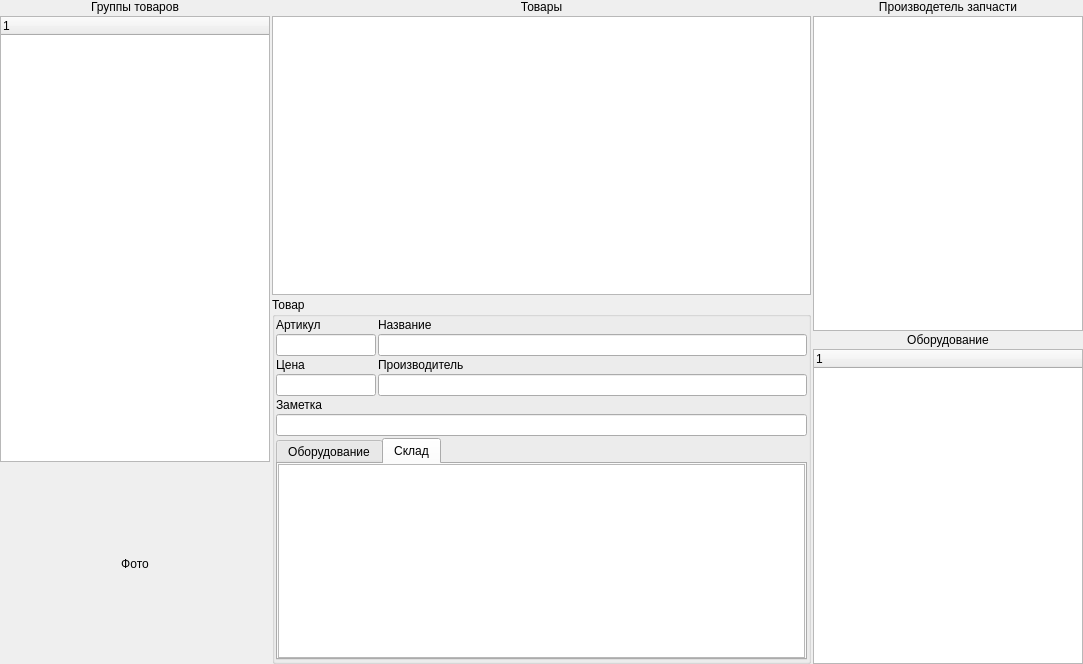
Old version of the form ui/product_catalog.ui in the repository Meller008/kara.
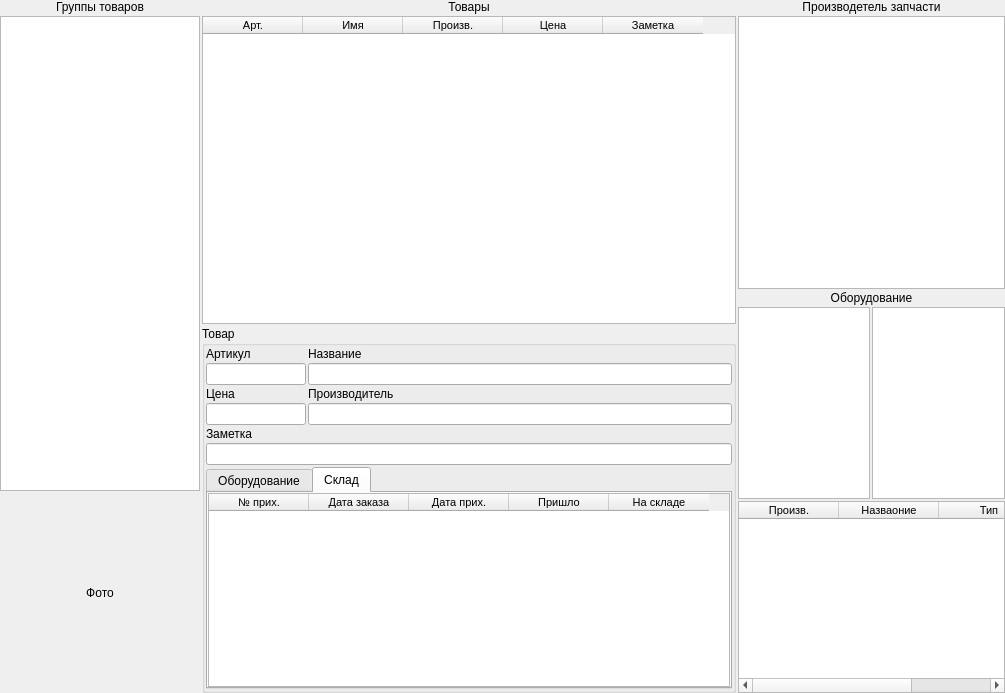
New version of the form. The open tabs and pages were chosen to show the change.

Patch:
```diff
--- a/ui/product_catalog.ui
+++ b/ui/product_catalog.ui
@@ -6,8 +6,8 @@
    <rect>
     <x>0</x>
     <y>0</y>
-    <width>1083</width>
-    <height>664</height>
+    <width>1005</width>
+    <height>693</height>
    </rect>
   </property>
   <property name="windowTitle">
@@ -31,7 +31,7 @@
      <number>2</number>
     </property>
     <item row="0" column="0">
-     <layout class="QHBoxLayout" name="horizontalLayout" stretch="1,2,1">
+     <layout class="QHBoxLayout" name="horizontalLayout" stretch="1,4,2">
       <property name="spacing">
        <number>2</number>
       </property>
@@ -51,10 +51,25 @@
          </widget>
         </item>
         <item>
-         <widget class="QTreeWidget" name="treeWidget_2">
+         <widget class="QTreeWidget" name="tw_tree_product">
+          <property name="font">
+           <font>
+            <family>Tahoma</family>
+            <pointsize>8</pointsize>
+           </font>
+          </property>
+          <property name="editTriggers">
+           <set>QAbstractItemView::NoEditTriggers</set>
+          </property>
+          <property name="animated">
+           <bool>true</bool>
+          </property>
+          <property name="headerHidden">
+           <bool>true</bool>
+          </property>
           <column>
            <property name="text">
-            <string notr="true">1</string>
+            <string notr="true">Категории</string>
            </property>
           </column>
          </widget>
@@ -90,7 +105,63 @@
          </widget>
         </item>
         <item>
-         <widget class="QTableWidget" name="tableWidget_7"/>
+         <widget class="QTableWidget" name="tw_poduct">
+          <property name="sizePolicy">
+           <sizepolicy hsizetype="Expanding" vsizetype="Expanding">
+            <horstretch>0</horstretch>
+            <verstretch>0</verstretch>
+           </sizepolicy>
+          </property>
+          <property name="font">
+           <font>
+            <family>Tahoma</family>
+            <pointsize>8</pointsize>
+           </font>
+          </property>
+          <property name="editTriggers">
+           <set>QAbstractItemView::NoEditTriggers</set>
+          </property>
+          <property name="alternatingRowColors">
+           <bool>true</bool>
+          </property>
+          <property name="selectionBehavior">
+           <enum>QAbstractItemView::SelectRows</enum>
+          </property>
+          <attribute name="verticalHeaderVisible">
+           <bool>false</bool>
+          </attribute>
+          <attribute name="verticalHeaderDefaultSectionSize">
+           <number>20</number>
+          </attribute>
+          <attribute name="verticalHeaderMinimumSectionSize">
+           <number>18</number>
+          </attribute>
+          <column>
+           <property name="text">
+            <string>Арт.</string>
+           </property>
+          </column>
+          <column>
+           <property name="text">
+            <string>Имя</string>
+           </property>
+          </column>
+          <column>
+           <property name="text">
+            <string>Произв.</string>
+           </property>
+          </column>
+          <column>
+           <property name="text">
+            <string>Цена</string>
+           </property>
+          </column>
+          <column>
+           <property name="text">
+            <string>Заметка</string>
+           </property>
+          </column>
+         </widget>
         </item>
         <item>
          <widget class="QGroupBox" name="groupBox_3">
@@ -143,7 +214,11 @@
               </widget>
              </item>
              <item row="1" column="1">
-              <widget class="QLineEdit" name="lineEdit_12"/>
+              <widget class="QLineEdit" name="le_name">
+               <property name="readOnly">
+                <bool>true</bool>
+               </property>
+              </widget>
              </item>
              <item row="4" column="0" colspan="2">
               <widget class="QLabel" name="label_18">
@@ -160,6 +235,9 @@
                  <height>16777215</height>
                 </size>
                </property>
+               <property name="readOnly">
+                <bool>true</bool>
+               </property>
               </widget>
              </item>
              <item row="0" column="1">
@@ -170,7 +248,11 @@
               </widget>
              </item>
              <item row="3" column="1">
-              <widget class="QLineEdit" name="lineEdit_14"/>
+              <widget class="QLineEdit" name="le_manufacturer">
+               <property name="readOnly">
+                <bool>true</bool>
+               </property>
+              </widget>
              </item>
              <item row="0" column="0">
               <widget class="QLabel" name="label_20">
@@ -180,7 +262,11 @@
               </widget>
              </item>
              <item row="5" column="0" colspan="2">
-              <widget class="QLineEdit" name="lineEdit_15"/>
+              <widget class="QLineEdit" name="le_note">
+               <property name="readOnly">
+                <bool>true</bool>
+               </property>
+              </widget>
              </item>
             </layout>
            </item>
@@ -235,7 +321,57 @@
                 <number>0</number>
                </property>
                <item row="0" column="0">
-                <widget class="QTableWidget" name="tableWidget_9"/>
+                <widget class="QTableWidget" name="tw_product_warehouse">
+                 <property name="font">
+                  <font>
+                   <family>Tahoma</family>
+                   <pointsize>8</pointsize>
+                  </font>
+                 </property>
+                 <property name="editTriggers">
+                  <set>QAbstractItemView::NoEditTriggers</set>
+                 </property>
+                 <property name="alternatingRowColors">
+                  <bool>true</bool>
+                 </property>
+                 <property name="selectionBehavior">
+                  <enum>QAbstractItemView::SelectRows</enum>
+                 </property>
+                 <attribute name="verticalHeaderVisible">
+                  <bool>false</bool>
+                 </attribute>
+                 <attribute name="verticalHeaderDefaultSectionSize">
+                  <number>20</number>
+                 </attribute>
+                 <attribute name="verticalHeaderMinimumSectionSize">
+                  <number>18</number>
+                 </attribute>
+                 <column>
+                  <property name="text">
+                   <string>№ прих.</string>
+                  </property>
+                 </column>
+                 <column>
+                  <property name="text">
+                   <string>Дата заказа</string>
+                  </property>
+                 </column>
+                 <column>
+                  <property name="text">
+                   <string>Дата прих.</string>
+                  </property>
+                 </column>
+                 <column>
+                  <property name="text">
+                   <string>Пришло</string>
+                  </property>
+                 </column>
+                 <column>
+                  <property name="text">
+                   <string>На складе</string>
+                  </property>
+                 </column>
+                </widget>
                </item>
               </layout>
              </widget>
@@ -247,7 +383,7 @@
        </layout>
       </item>
       <item>
-       <layout class="QVBoxLayout" name="verticalLayout_6">
+       <layout class="QVBoxLayout" name="verticalLayout_6" stretch="0,0,0,0">
         <item>
          <widget class="QLabel" name="label_21">
           <property name="text">
@@ -259,7 +395,20 @@
          </widget>
         </item>
         <item>
-         <widget class="QListWidget" name="listWidget"/>
+         <widget class="QListWidget" name="lw_manufacturer_parts">
+          <property name="font">
+           <font>
+            <family>Tahoma</family>
+            <pointsize>8</pointsize>
+           </font>
+          </property>
+          <property name="editTriggers">
+           <set>QAbstractItemView::NoEditTriggers</set>
+          </property>
+          <property name="alternatingRowColors">
+           <bool>true</bool>
+          </property>
+         </widget>
         </item>
         <item>
          <widget class="QLabel" name="label_22">
@@ -272,13 +421,98 @@
          </widget>
         </item>
         <item>
-         <widget class="QTreeWidget" name="treeWidget_3">
-          <column>
-           <property name="text">
-            <string notr="true">1</string>
-           </property>
-          </column>
-         </widget>
+         <layout class="QGridLayout" name="gridLayout_14">
+          <item row="0" column="0">
+           <widget class="QListWidget" name="lw_manufacturer_machine">
+            <property name="font">
+             <font>
+              <family>Tahoma</family>
+              <pointsize>8</pointsize>
+             </font>
+            </property>
+            <property name="editTriggers">
+             <set>QAbstractItemView::NoEditTriggers</set>
+            </property>
+            <property name="alternatingRowColors">
+             <bool>true</bool>
+            </property>
+           </widget>
+          </item>
+          <item row="0" column="1">
+           <widget class="QListWidget" name="lw_type_machine">
+            <property name="editTriggers">
+             <set>QAbstractItemView::NoEditTriggers</set>
+            </property>
+            <property name="alternatingRowColors">
+             <bool>true</bool>
+            </property>
+            <property name="flow">
+             <enum>QListView::TopToBottom</enum>
+            </property>
+            <property name="isWrapping" stdset="0">
+             <bool>false</bool>
+            </property>
+            <property name="layoutMode">
+             <enum>QListView::SinglePass</enum>
+            </property>
+            <property name="uniformItemSizes">
+             <bool>false</bool>
+            </property>
+            <property name="batchSize">
+             <number>100</number>
+            </property>
+            <property name="wordWrap">
+             <bool>false</bool>
+            </property>
+            <property name="selectionRectVisible">
+             <bool>false</bool>
+            </property>
+           </widget>
+          </item>
+          <item row="1" column="0" colspan="2">
+           <widget class="QTableWidget" name="tw_machine">
+            <property name="font">
+             <font>
+              <family>Tahoma</family>
+              <pointsize>8</pointsize>
+             </font>
+            </property>
+            <property name="editTriggers">
+             <set>QAbstractItemView::NoEditTriggers</set>
+            </property>
+            <property name="alternatingRowColors">
+             <bool>true</bool>
+            </property>
+            <property name="selectionBehavior">
+             <enum>QAbstractItemView::SelectRows</enum>
+            </property>
+            <attribute name="verticalHeaderVisible">
+             <bool>false</bool>
+            </attribute>
+            <attribute name="verticalHeaderDefaultSectionSize">
+             <number>18</number>
+            </attribute>
+            <attribute name="verticalHeaderMinimumSectionSize">
+             <number>16</number>
+            </attribute>
+            <column>
+             <property name="text">
+              <string>Произв.</string>
+             </property>
+            </column>
+            <column>
+             <property name="text">
+              <string>Назваоние</string>
+             </property>
+            </column>
+            <column>
+             <property name="text">
+              <string>Тип</string>
+             </property>
+            </column>
+           </widget>
+          </item>
+         </layout>
         </item>
        </layout>
       </item>
```
Left out of the diff: 169 changed lines with no effect on the pictures.
